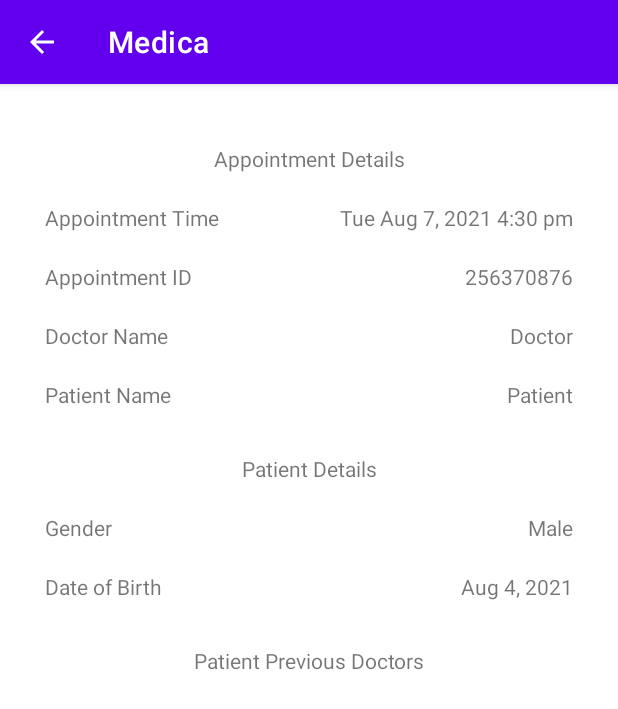
After one commit to henryinqz/Medica, an Android app: the DoctorViewAppointmentDetailsActivity screen opened directly, with no data from a screen before it, on a phone screen of 412 x 824 dp. The commit adds this screen. Shown: the top 709 px of the screen. Run offline under Robolectric (Android 15) with nearby library versions, the phone set to English and light mode, and no system bars.

Commit message:
Added Doctor View Appointment Details Page.

```diff
--- a/app/src/main/AndroidManifest.xml
+++ b/app/src/main/AndroidManifest.xml
@@ -10,13 +10,17 @@
         android:supportsRtl="true"
         android:theme="@style/Theme.MedicalClinicSchedulingApp">
         <activity
+            android:name=".DoctorViewAppointmentDetailsActivity"
+            android:parentActivityName=".DoctorViewAppointmentActivity"
+            android:exported="true" />
+        <activity
             android:name=".PatientAppointmentsView"
             android:label="Patient Appointments"
-            android:parentActivityName=".LoginPageActivity"/>
+            android:parentActivityName=".LoginPageActivity" />
         <activity
             android:name=".DoctorViewAppointmentActivity"
-            android:parentActivityName=".LoginPageActivity"
-            android:exported="true" />
+            android:exported="true"
+            android:parentActivityName=".LoginPageActivity" />
         <activity
             android:name=".SelectAppointmentTimes"
             android:label="Doctor Availabilities"
--- a/app/src/main/java/com/example/medical_clinic_scheduling_app/DoctorViewAppointmentActivity.java
+++ b/app/src/main/java/com/example/medical_clinic_scheduling_app/DoctorViewAppointmentActivity.java
@@ -31,13 +31,13 @@ public class DoctorViewAppointmentActivity extends AppCompatActivity {
         ArrayAdapter doctorAdapter = new ArrayAdapter(this, android.R.layout.simple_list_item_1, appointments);
         appointmentsView.setAdapter(doctorAdapter);
 
-//        appointmentsView.setOnItemClickListener(new AdapterView.OnItemClickListener() {
-//            @Override
-//            public void onItemClick(AdapterView<?> adapterView, View view, int i, long l) {
-//                Intent intent = new Intent(getApplicationContext(), ViewUpcomingAppointmentDetailsActivity.class);
-//                intent.putExtra("Appointment", appointments.get(i));
-//                startActivity(new Intent(getApplicationContext(), SelectAppointmentTimes.class));
-//            }
-//        });
+        appointmentsView.setOnItemClickListener(new AdapterView.OnItemClickListener() {
+            @Override
+            public void onItemClick(AdapterView<?> adapterView, View view, int i, long l) {
+                Intent intent = new Intent(getApplicationContext(), DoctorViewAppointmentDetailsActivity.class);
+                intent.putExtra("Appointment", appointments.get(i));
+                startActivity(intent);
+            }
+        });
     }
 }
--- /dev/null
+++ b/app/src/main/java/com/example/medical_clinic_scheduling_app/DoctorViewAppointmentDetailsActivity.java
@@ -0,0 +1,14 @@
+package com.example.medical_clinic_scheduling_app;
+
+import androidx.appcompat.app.AppCompatActivity;
+
+import android.os.Bundle;
+
+public class DoctorViewAppointmentDetailsActivity extends AppCompatActivity {
+
+    @Override
+    protected void onCreate(Bundle savedInstanceState) {
+        super.onCreate(savedInstanceState);
+        setContentView(R.layout.activity_doctor_view_appointment_details);
+    }
+}
--- /dev/null
+++ b/app/src/main/res/layout/activity_doctor_view_appointment_details.xml
@@ -0,0 +1,168 @@
+<?xml version="1.0" encoding="utf-8"?>
+<androidx.constraintlayout.widget.ConstraintLayout xmlns:android="http://schemas.android.com/apk/res/android"
+    xmlns:app="http://schemas.android.com/apk/res-auto"
+    xmlns:tools="http://schemas.android.com/tools"
+    android:layout_width="match_parent"
+    android:layout_height="match_parent"
+    tools:context=".DoctorViewAppointmentDetailsActivity">
+
+    <TextView
+        android:id="@+id/Doctor_Name"
+        android:layout_width="wrap_content"
+        android:layout_height="wrap_content"
+        android:layout_marginStart="30dp"
+        android:layout_marginTop="20dp"
+        android:text="@string/doctor_name"
+        app:layout_constraintStart_toStartOf="parent"
+        app:layout_constraintTop_toBottomOf="@+id/Appointment_ID"
+        tools:text="@string/doctor_name" />
+
+    <TextView
+        android:id="@+id/Patient_Name"
+        android:layout_width="wrap_content"
+        android:layout_height="wrap_content"
+        android:layout_marginStart="30dp"
+        android:layout_marginTop="20dp"
+        android:text="@string/patient_name"
+        app:layout_constraintStart_toStartOf="parent"
+        app:layout_constraintTop_toBottomOf="@+id/Doctor_Name"
+        tools:text="@string/patient_name" />
+
+    <TextView
+        android:id="@+id/View_Appointment_Details"
+        android:layout_width="wrap_content"
+        android:layout_height="wrap_content"
+        android:layout_marginTop="40dp"
+        android:text="@string/appointment_details"
+        app:layout_constraintEnd_toEndOf="parent"
+        app:layout_constraintStart_toStartOf="parent"
+        app:layout_constraintTop_toTopOf="parent" />
+
+    <TextView
+        android:id="@+id/Appointment_Time"
+        android:layout_width="wrap_content"
+        android:layout_height="wrap_content"
+        android:layout_marginStart="30dp"
+        android:layout_marginTop="20dp"
+        android:text="@string/appointment_time"
+        app:layout_constraintStart_toStartOf="parent"
+        app:layout_constraintTop_toBottomOf="@+id/View_Appointment_Details" />
+
+    <TextView
+        android:id="@+id/Appointment_ID"
+        android:layout_width="wrap_content"
+        android:layout_height="wrap_content"
+        android:layout_marginStart="30dp"
+        android:layout_marginTop="20dp"
+        android:text="@string/appointment_id"
+        app:layout_constraintStart_toStartOf="parent"
+        app:layout_constraintTop_toBottomOf="@+id/Appointment_Time"
+        tools:text="@string/appointment_id" />
+
+    <TextView
+        android:id="@+id/Appointment_Time_Box"
+        android:layout_width="wrap_content"
+        android:layout_height="wrap_content"
+        android:layout_marginEnd="30dp"
+        android:text="Tue Aug 7, 2021 4:30 pm"
+        app:layout_constraintBaseline_toBaselineOf="@+id/Appointment_Time"
+        app:layout_constraintEnd_toEndOf="parent" />
+
+    <TextView
+        android:id="@+id/Appointment_ID_Box"
+        android:layout_width="wrap_content"
+        android:layout_height="wrap_content"
+        android:layout_marginEnd="30dp"
+        android:text="256370876"
+        app:layout_constraintBaseline_toBaselineOf="@+id/Appointment_ID"
+        app:layout_constraintEnd_toEndOf="parent" />
+
+    <TextView
+        android:id="@+id/Doctor_Name_Box"
+        android:layout_width="wrap_content"
+        android:layout_height="wrap_content"
+        android:layout_marginEnd="30dp"
+        android:text="Doctor"
+        app:layout_constraintBaseline_toBaselineOf="@+id/Doctor_Name"
+        app:layout_constraintEnd_toEndOf="parent" />
+
+    <TextView
+        android:id="@+id/Patient_Name_Box"
+        android:layout_width="wrap_content"
+        android:layout_height="wrap_content"
+        android:layout_marginEnd="30dp"
+        android:text="Patient"
+        app:layout_constraintBaseline_toBaselineOf="@+id/Patient_Name"
+        app:layout_constraintEnd_toEndOf="parent" />
+
+    <TextView
+        android:id="@+id/Patient_Details"
+        android:layout_width="wrap_content"
+        android:layout_height="wrap_content"
+        android:layout_marginTop="30dp"
+        android:text="@string/patient_details"
+        app:layout_constraintEnd_toEndOf="parent"
+        app:layout_constraintStart_toStartOf="parent"
+        app:layout_constraintTop_toBottomOf="@+id/Patient_Name"
+        tools:text="@string/patient_details" />
+
+    <TextView
+        android:id="@+id/Patient_Gender"
+        android:layout_width="wrap_content"
+        android:layout_height="wrap_content"
+        android:layout_marginStart="30dp"
+        android:layout_marginTop="20dp"
+        android:text="@string/gender"
+        app:layout_constraintStart_toStartOf="parent"
+        app:layout_constraintTop_toBottomOf="@+id/Patient_Details" />
+
+    <TextView
+        android:id="@+id/Patient_Birthday"
+        android:layout_width="wrap_content"
+        android:layout_height="wrap_content"
+        android:layout_marginStart="30dp"
+        android:layout_marginTop="20dp"
+        android:text="@string/date_of_birth"
+        app:layout_constraintStart_toStartOf="parent"
+        app:layout_constraintTop_toBottomOf="@+id/Patient_Gender" />
+
+    <TextView
+        android:id="@+id/Patient_Gender_Box"
+        android:layout_width="wrap_content"
+        android:layout_height="wrap_content"
+        android:layout_marginEnd="30dp"
+        android:text="Male"
+        app:layout_constraintBaseline_toBaselineOf="@+id/Patient_Gender"
+        app:layout_constraintEnd_toEndOf="parent" />
+
+    <TextView
+        android:id="@+id/Patient_Previous_Doctors"
+        android:layout_width="wrap_content"
+        android:layout_height="wrap_content"
+        android:layout_marginTop="30dp"
+        android:text="@string/patient_previous_doctors"
+        app:layout_constraintEnd_toEndOf="parent"
+        app:layout_constraintStart_toStartOf="parent"
+        app:layout_constraintTop_toBottomOf="@+id/Patient_Birthday" />
+
+    <androidx.recyclerview.widget.RecyclerView
+        android:id="@+id/List_Previous_Doctors"
+        android:layout_width="351dp"
+        android:layout_height="315dp"
+        android:layout_marginTop="30dp"
+        android:layout_marginBottom="30dp"
+        app:layout_constraintBottom_toBottomOf="parent"
+        app:layout_constraintEnd_toEndOf="parent"
+        app:layout_constraintStart_toStartOf="parent"
+        app:layout_constraintTop_toBottomOf="@+id/Patient_Previous_Doctors" />
+
+    <TextView
+        android:id="@+id/Patient_Birthday_Box"
+        android:layout_width="wrap_content"
+        android:layout_height="wrap_content"
+        android:layout_marginEnd="30dp"
+        android:text="Aug 4, 2021"
+        app:layout_constraintBaseline_toBaselineOf="@+id/Patient_Birthday"
+        app:layout_constraintEnd_toEndOf="parent" />
+
+</androidx.constraintlayout.widget.ConstraintLayout>
--- a/app/src/main/res/values/strings.xml
+++ b/app/src/main/res/values/strings.xml
@@ -84,5 +84,14 @@
     <string name="hello_first_fragment">Hello first fragment</string>
     <string name="hello_second_fragment">Hello second fragment. Arg: %1$s</string>
 
+    <!-- View Appointment Details -->
+    <string name="appointment_details">Appointment Details</string>
+    <string name="appointment_time">Appointment Time</string>
+    <string name="appointment_id">Appointment ID</string>
+    <string name="doctor_name">Doctor Name</string>
+    <string name="patient_name">Patient Name</string>
+    <string name="patient_details">Patient Details</string>
+    <string name="patient_previous_doctors">Patient Previous Doctors</string>
+
     <string name="book_appointment">Book Appointment</string>
 </resources>
```
